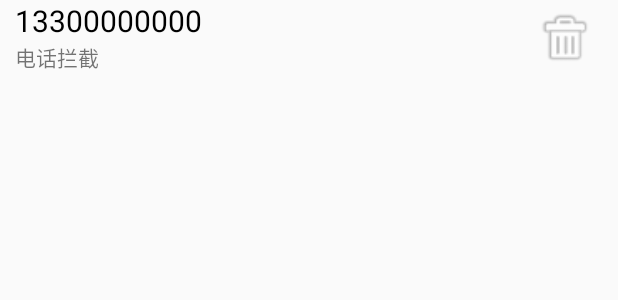
After one commit to qiuhoude/Houde_mobilesafe, an Android app: the layout item_call_safe.xml on its own in the app's theme, with its tools: preview values and no code run, on a phone screen of 412 x 824 dp. The commit adds this screen. Shown: the top 300 px of the screen. Run offline under Robolectric (Android 15) with nearby library versions, the light colour scheme and no system bars.

Commit message:
add call safe mode

```diff
--- a/app/src/main/java/com/qiu/houde_mobilesafe/activity/CallSafeActivity.java
+++ b/app/src/main/java/com/qiu/houde_mobilesafe/activity/CallSafeActivity.java
@@ -3,13 +3,17 @@ package com.qiu.houde_mobilesafe.activity;
 import android.app.Activity;
 import android.os.Bundle;
 
+import com.qiu.houde_mobilesafe.R;
+
 /**
  * Created by Administrator on 2015/10/26.
  */
-public class CallSafeActivity  extends Activity{
+public class CallSafeActivity extends Activity {
 
     @Override
     protected void onCreate(Bundle savedInstanceState) {
         super.onCreate(savedInstanceState);
+        setContentView(R.layout.activity_call_safe);
+
     }
 }
--- a/app/src/main/java/com/qiu/houde_mobilesafe/utils/Consts.java
+++ b/app/src/main/java/com/qiu/houde_mobilesafe/utils/Consts.java
@@ -26,4 +26,5 @@ public class Consts {
 
     public static final String LAST_X = "lastX";
     public static final String LAST_Y = "lastY";
+    public static final String SAFE_DB = "safe.db";
 }
--- a/app/src/main/res/layout/activity_call_safe.xml
+++ b/app/src/main/res/layout/activity_call_safe.xml
@@ -8,5 +8,6 @@
         style="@style/TitleStyle"
         android:text="黑名单管理" />
 
-
+    <include
+        layout="@layout/list_view"/>
 </LinearLayout>
--- /dev/null
+++ b/app/src/main/res/layout/item_call_safe.xml
@@ -0,0 +1,28 @@
+<?xml version="1.0" encoding="utf-8"?>
+<RelativeLayout xmlns:android="http://schemas.android.com/apk/res/android"
+    android:layout_width="match_parent"
+    android:layout_height="match_parent">
+    <TextView
+        android:id="@+id/tv_number"
+        android:layout_width="wrap_content"
+        android:layout_height="wrap_content"
+        android:textSize="20sp"
+        android:layout_marginLeft="10dp"
+        android:textColor="#000"
+        android:text="13300000000"/>
+    <TextView
+        android:id="@id/tv_mode"
+        android:layout_width="wrap_content"
+        android:layout_height="wrap_content"
+        android:layout_marginLeft="10dp"
+        android:layout_below="@id/tv_number"
+        android:text="电话拦截"/>
+
+    <ImageView
+        android:id="@+id/iv_delete"
+        android:layout_width="50dp"
+        android:layout_height="50dp"
+        android:layout_marginRight="10dp"
+        android:layout_alignParentRight="true"
+        android:background="@mipmap/ic_delete_btn"/>
+</RelativeLayout>
--- /dev/null
+++ b/app/src/main/res/layout/list_view.xml
@@ -0,0 +1,6 @@
+<?xml version="1.0" encoding="utf-8"?>
+<ListView xmlns:android="http://schemas.android.com/apk/res/android"
+    android:layout_width="match_parent"
+    android:layout_height="match_parent">
+
+</ListView>
--- /dev/null
+++ b/app/src/main/res/values/ids.xml
@@ -0,0 +1,4 @@
+<?xml version="1.0" encoding="utf-8"?>
+<resources>
+    <item name="tv_mode" type="id" />
+</resources>
```
Also changed, not shown: app/src/main/java/com/qiu/houde_mobilesafe/bean/BlackNumberInfo.java (added, +42 -0 lines), app/src/main/java/com/qiu/houde_mobilesafe/db/dao/BlackNumberDBOpenHelper.java (added, +36 -0 lines), app/src/main/java/com/qiu/houde_mobilesafe/db/dao/BlackNumberDao.java (added, +110 -0 lines), app/src/main/res/mipmap-hdpi/ic_delete_btn.png (added), app/src/main/res/mipmap-hdpi/ic_delete_btn_focused.png (added), 1 other file.
